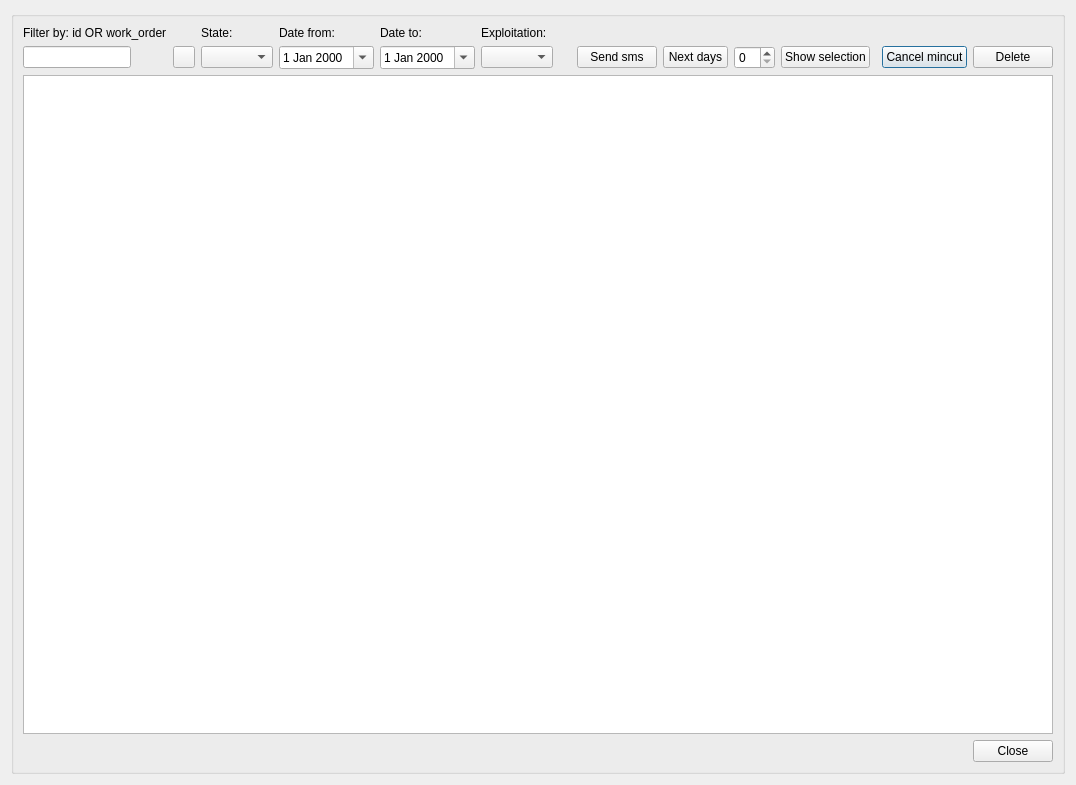
The window that ui/mincut_edit.ui (Giswater/giswater_qgis_plugin) describes before a commit, drawn with Qt 5.
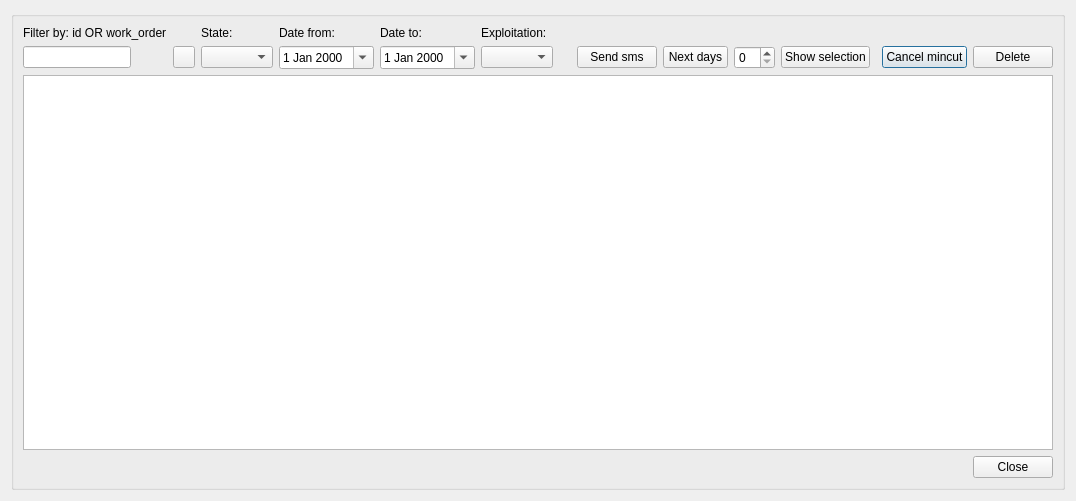
The same window after the commit.

The edit to the form file:
```diff
--- a/ui/mincut_edit.ui
+++ b/ui/mincut_edit.ui
@@ -6,8 +6,8 @@
    <rect>
     <x>0</x>
     <y>0</y>
-    <width>1056</width>
-    <height>785</height>
+    <width>989</width>
+    <height>501</height>
    </rect>
   </property>
   <property name="windowTitle">
```
Left out of the diff: 4 changed lines with no effect on the pictures.
